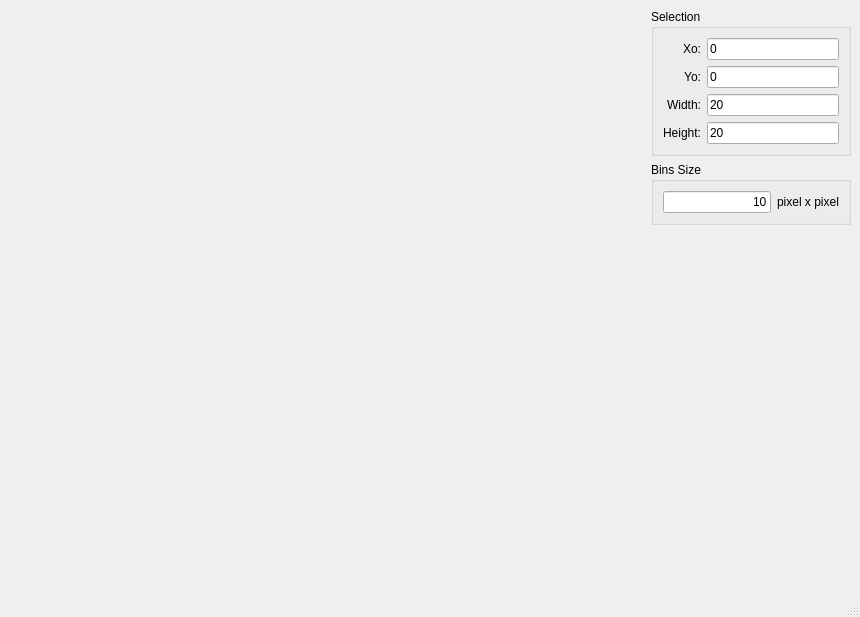
First picture: the form in designer/ui_binningWindow.ui, repository ornlneutronimaging/iBeatles, before the edit.
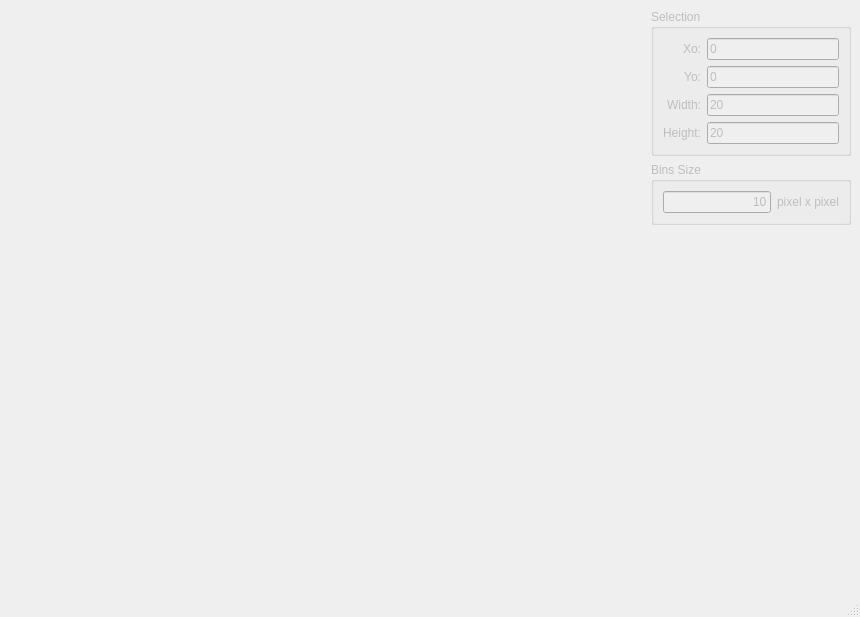
Second picture: the form after the edit.

Commit message: Continue improving binding window

What changed in the file:
```diff
--- a/designer/ui_binningWindow.ui
+++ b/designer/ui_binningWindow.ui
@@ -49,6 +49,9 @@
         </property>
         <item>
          <widget class="QGroupBox" name="groupBox">
+          <property name="enabled">
+           <bool>false</bool>
+          </property>
           <property name="sizePolicy">
            <sizepolicy hsizetype="Minimum" vsizetype="Preferred">
             <horstretch>0</horstretch>
@@ -150,6 +153,9 @@
         </item>
         <item>
          <widget class="QGroupBox" name="groupBox_2">
+          <property name="enabled">
+           <bool>false</bool>
+          </property>
           <property name="sizePolicy">
            <sizepolicy hsizetype="Minimum" vsizetype="Preferred">
             <horstretch>0</horstretch>
```
The commit also changes 5 other files.
